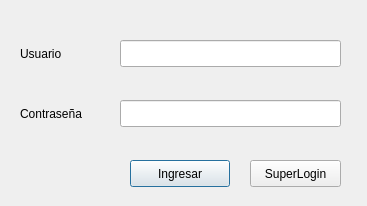
This is login_dialog_base.ui in sykCatastro/qgis as Qt 5 draws it before an edit. The edited form follows.
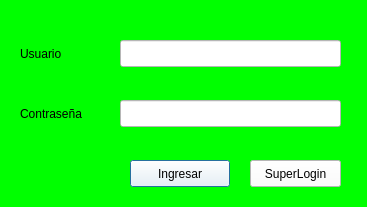
This is the edited form.

```diff
--- a/login_dialog_base.ui
+++ b/login_dialog_base.ui
@@ -7,11 +7,14 @@
     <x>0</x>
     <y>0</y>
     <width>367</width>
-    <height>206</height>
+    <height>207</height>
    </rect>
   </property>
   <property name="windowTitle">
-   <string>SGC - Login</string>
+   <string>SGC - Login QA</string>
+  </property>
+  <property name="styleSheet">
+   <string notr="true">background-color: rgb(0, 255, 0);</string>
   </property>
   <widget class="QLineEdit" name="lineEdit_user">
    <property name="geometry">
@@ -22,6 +25,9 @@
      <height>27</height>
     </rect>
    </property>
+   <property name="styleSheet">
+    <string notr="true">background-color: rgb(255, 255, 255);</string>
+   </property>
    <property name="maxLength">
     <number>30</number>
    </property>
@@ -35,6 +41,9 @@
      <height>27</height>
     </rect>
    </property>
+   <property name="styleSheet">
+    <string notr="true">background-color: rgb(255, 255, 255);</string>
+   </property>
    <property name="maxLength">
     <number>30</number>
    </property>
@@ -77,6 +86,9 @@
      <height>27</height>
     </rect>
    </property>
+   <property name="styleSheet">
+    <string notr="true">background-color: rgb(255, 255, 255);</string>
+   </property>
    <property name="text">
     <string>Ingresar</string>
    </property>
@@ -90,6 +102,9 @@
      <height>27</height>
     </rect>
    </property>
+   <property name="styleSheet">
+    <string notr="true">background-color: rgb(255, 255, 255);</string>
+   </property>
    <property name="text">
     <string>SuperLogin</string>
    </property>
```
